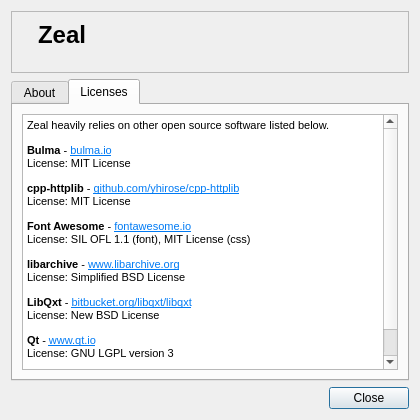
Qt form src/libs/ui/aboutdialog.ui (zealdocs/zeal) before a commit.
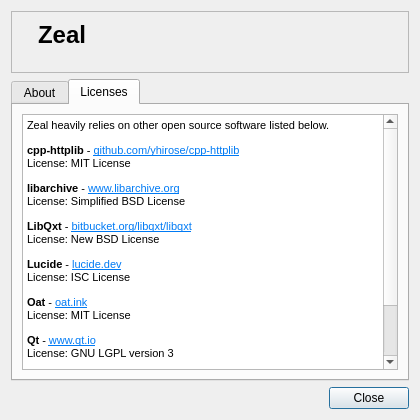
The same form after that commit. The open tabs and pages were chosen to show the change. Icons and pictures are not drawn.

What changed in the file:
```diff
--- a/src/libs/ui/aboutdialog.ui
+++ b/src/libs/ui/aboutdialog.ui
@@ -114,12 +114,13 @@
 p, li { white-space: pre-wrap; }
 &lt;/style&gt;&lt;/head&gt;&lt;body style=&quot; font-family:'Roboto'; font-size:10pt; font-weight:400; font-style:normal;&quot;&gt;
 &lt;p style=&quot; margin-top:12px; margin-bottom:12px; margin-left:0px; margin-right:0px; -qt-block-indent:0; text-indent:0px;&quot;&gt;&lt;span style=&quot; font-family:'MS Shell Dlg 2'; font-size:8.25pt;&quot;&gt;Zeal heavily relies on other open source software listed below.&lt;/span&gt;&lt;/p&gt;
-&lt;p style=&quot; margin-top:12px; margin-bottom:12px; margin-left:0px; margin-right:0px; -qt-block-indent:0; text-indent:0px;&quot;&gt;&lt;span style=&quot; font-family:'MS Shell Dlg 2'; font-size:8.25pt; font-weight:600;&quot;&gt;Bulma&lt;/span&gt;&lt;span style=&quot; font-family:'MS Shell Dlg 2'; font-size:8.25pt;&quot;&gt; - &lt;/span&gt;&lt;a href=&quot;https://bulma.io/&quot;&gt;&lt;span style=&quot; font-family:'MS Shell Dlg 2'; font-size:8.25pt; text-decoration: underline; color:#007af4;&quot;&gt;bulma.io&lt;/span&gt;&lt;/a&gt;&lt;span style=&quot; font-family:'MS Shell Dlg 2'; font-size:8.25pt;&quot;&gt;&lt;br /&gt;License: MIT License&lt;/span&gt;&lt;/p&gt;
 &lt;p style=&quot; margin-top:12px; margin-bottom:12px; margin-left:0px; margin-right:0px; -qt-block-indent:0; text-indent:0px;&quot;&gt;&lt;span style=&quot; font-family:'MS Shell Dlg 2'; font-size:8.25pt; font-weight:600;&quot;&gt;cpp-httplib&lt;/span&gt;&lt;span style=&quot; font-family:'MS Shell Dlg 2'; font-size:8.25pt;&quot;&gt; - &lt;/span&gt;&lt;a href=&quot;https://github.com/yhirose/cpp-httplib&quot;&gt;&lt;span style=&quot; font-family:'MS Shell Dlg 2'; font-size:8.25pt; text-decoration: underline; color:#007af4;&quot;&gt;github.com/yhirose/cpp-httplib&lt;/span&gt;&lt;/a&gt;&lt;span style=&quot; font-family:'MS Shell Dlg 2'; font-size:8.25pt;&quot;&gt;&lt;br /&gt;License: MIT License&lt;/span&gt;&lt;/p&gt;
-&lt;p style=&quot; margin-top:12px; margin-bottom:12px; margin-left:0px; margin-right:0px; -qt-block-indent:0; text-indent:0px;&quot;&gt;&lt;span style=&quot; font-family:'MS Shell Dlg 2'; font-size:8.25pt; font-weight:600;&quot;&gt;Font Awesome&lt;/span&gt;&lt;span style=&quot; font-family:'MS Shell Dlg 2'; font-size:8.25pt;&quot;&gt; - &lt;/span&gt;&lt;a href=&quot;https://fontawesome.io/&quot;&gt;&lt;span style=&quot; font-family:'MS Shell Dlg 2'; font-size:8.25pt; text-decoration: underline; color:#007af4;&quot;&gt;fontawesome.io&lt;/span&gt;&lt;/a&gt;&lt;span style=&quot; font-family:'MS Shell Dlg 2'; font-size:8.25pt;&quot;&gt;&lt;br /&gt;License: SIL OFL 1.1 (font), MIT License (css)&lt;/span&gt;&lt;/p&gt;
 &lt;p style=&quot; margin-top:12px; margin-bottom:12px; margin-left:0px; margin-right:0px; -qt-block-indent:0; text-indent:0px;&quot;&gt;&lt;span style=&quot; font-family:'MS Shell Dlg 2'; font-size:8.25pt; font-weight:600;&quot;&gt;libarchive&lt;/span&gt;&lt;span style=&quot; font-family:'MS Shell Dlg 2'; font-size:8.25pt;&quot;&gt; - &lt;/span&gt;&lt;a href=&quot;https://www.libarchive.org/&quot;&gt;&lt;span style=&quot; font-family:'MS Shell Dlg 2'; font-size:8.25pt; text-decoration: underline; color:#007af4;&quot;&gt;www.libarchive.org&lt;/span&gt;&lt;/a&gt;&lt;span style=&quot; font-family:'MS Shell Dlg 2'; font-size:8.25pt;&quot;&gt;&lt;br /&gt;License: Simplified BSD License&lt;/span&gt;&lt;/p&gt;
 &lt;p style=&quot; margin-top:12px; margin-bottom:12px; margin-left:0px; margin-right:0px; -qt-block-indent:0; text-indent:0px;&quot;&gt;&lt;span style=&quot; font-family:'MS Shell Dlg 2'; font-size:8.25pt; font-weight:600;&quot;&gt;LibQxt&lt;/span&gt;&lt;span style=&quot; font-family:'MS Shell Dlg 2'; font-size:8.25pt;&quot;&gt; - &lt;/span&gt;&lt;a href=&quot;https://bitbucket.org/libqxt/libqxt&quot;&gt;&lt;span style=&quot; font-family:'MS Shell Dlg 2'; font-size:8.25pt; text-decoration: underline; color:#007af4;&quot;&gt;bitbucket.org/libqxt/libqxt&lt;/span&gt;&lt;/a&gt;&lt;span style=&quot; font-family:'MS Shell Dlg 2'; font-size:8.25pt;&quot;&gt;&lt;br /&gt;License: New BSD License&lt;/span&gt;&lt;/p&gt;
+&lt;p style=&quot; margin-top:12px; margin-bottom:12px; margin-left:0px; margin-right:0px; -qt-block-indent:0; text-indent:0px;&quot;&gt;&lt;span style=&quot; font-family:'MS Shell Dlg 2'; font-size:8.25pt; font-weight:600;&quot;&gt;Lucide&lt;/span&gt;&lt;span style=&quot; font-family:'MS Shell Dlg 2'; font-size:8.25pt;&quot;&gt; - &lt;/span&gt;&lt;a href=&quot;https://lucide.dev/&quot;&gt;&lt;span style=&quot; font-family:'MS Shell Dlg 2'; font-size:8.25pt; text-decoration: underline; color:#007af4;&quot;&gt;lucide.dev&lt;/span&gt;&lt;/a&gt;&lt;span style=&quot; font-family:'MS Shell Dlg 2'; font-size:8.25pt;&quot;&gt;&lt;br /&gt;License: ISC License&lt;/span&gt;&lt;/p&gt;
+&lt;p style=&quot; margin-top:12px; margin-bottom:12px; margin-left:0px; margin-right:0px; -qt-block-indent:0; text-indent:0px;&quot;&gt;&lt;span style=&quot; font-family:'MS Shell Dlg 2'; font-size:8.25pt; font-weight:600;&quot;&gt;Oat&lt;/span&gt;&lt;span style=&quot; font-family:'MS Shell Dlg 2'; font-size:8.25pt;&quot;&gt; - &lt;/span&gt;&lt;a href=&quot;https://oat.ink/&quot;&gt;&lt;span style=&quot; font-family:'MS Shell Dlg 2'; font-size:8.25pt; text-decoration: underline; color:#007af4;&quot;&gt;oat.ink&lt;/span&gt;&lt;/a&gt;&lt;span style=&quot; font-family:'MS Shell Dlg 2'; font-size:8.25pt;&quot;&gt;&lt;br /&gt;License: MIT License&lt;/span&gt;&lt;/p&gt;
 &lt;p style=&quot; margin-top:12px; margin-bottom:12px; margin-left:0px; margin-right:0px; -qt-block-indent:0; text-indent:0px;&quot;&gt;&lt;span style=&quot; font-family:'MS Shell Dlg 2'; font-size:8.25pt; font-weight:600;&quot;&gt;Qt&lt;/span&gt;&lt;span style=&quot; font-family:'MS Shell Dlg 2'; font-size:8.25pt;&quot;&gt; - &lt;/span&gt;&lt;a href=&quot;https://www.qt.io/&quot;&gt;&lt;span style=&quot; font-family:'MS Shell Dlg 2'; font-size:8.25pt; text-decoration: underline; color:#007af4;&quot;&gt;www.qt.io&lt;/span&gt;&lt;/a&gt;&lt;span style=&quot; font-family:'MS Shell Dlg 2'; font-size:8.25pt;&quot;&gt;&lt;br /&gt;License: GNU LGPL version 3&lt;/span&gt;&lt;/p&gt;
+&lt;p style=&quot; margin-top:12px; margin-bottom:12px; margin-left:0px; margin-right:0px; -qt-block-indent:0; text-indent:0px;&quot;&gt;&lt;span style=&quot; font-family:'MS Shell Dlg 2'; font-size:8.25pt; font-weight:600;&quot;&gt;Simple Icons&lt;/span&gt;&lt;span style=&quot; font-family:'MS Shell Dlg 2'; font-size:8.25pt;&quot;&gt; - &lt;/span&gt;&lt;a href=&quot;https://simpleicons.org/&quot;&gt;&lt;span style=&quot; font-family:'MS Shell Dlg 2'; font-size:8.25pt; text-decoration: underline; color:#007af4;&quot;&gt;simpleicons.org&lt;/span&gt;&lt;/a&gt;&lt;span style=&quot; font-family:'MS Shell Dlg 2'; font-size:8.25pt;&quot;&gt;&lt;br /&gt;License: CC0 1.0 Universal&lt;/span&gt;&lt;/p&gt;
 &lt;p style=&quot; margin-top:12px; margin-bottom:12px; margin-left:0px; margin-right:0px; -qt-block-indent:0; text-indent:0px;&quot;&gt;&lt;span style=&quot; font-family:'MS Shell Dlg 2'; font-size:8.25pt; font-weight:600;&quot;&gt;SQLite&lt;/span&gt;&lt;span style=&quot; font-family:'MS Shell Dlg 2'; font-size:8.25pt;&quot;&gt; - &lt;/span&gt;&lt;a href=&quot;https://www.sqlite.org/&quot;&gt;&lt;span style=&quot; font-family:'MS Shell Dlg 2'; font-size:8.25pt; text-decoration: underline; color:#007af4;&quot;&gt;www.sqlite.org&lt;/span&gt;&lt;/a&gt;&lt;span style=&quot; font-family:'MS Shell Dlg 2'; font-size:8.25pt;&quot;&gt;&lt;br /&gt;License: Public Domain&lt;/span&gt;&lt;/p&gt;&lt;/body&gt;&lt;/html&gt;</string>
          </property>
          <property name="openExternalLinks">
```
